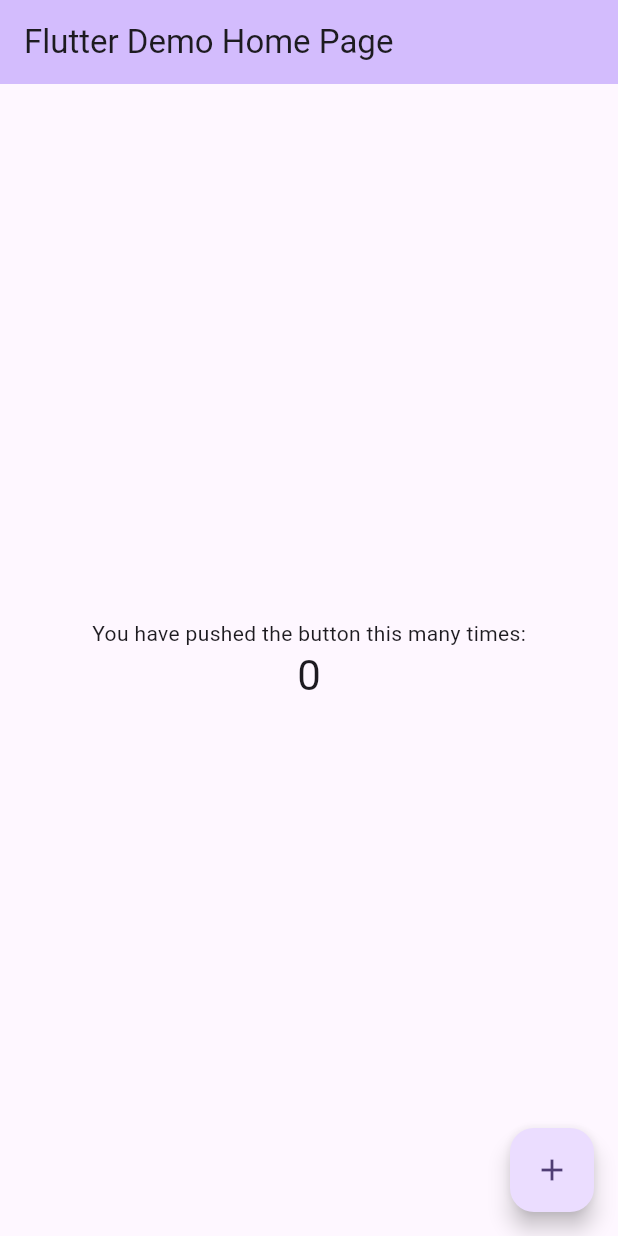
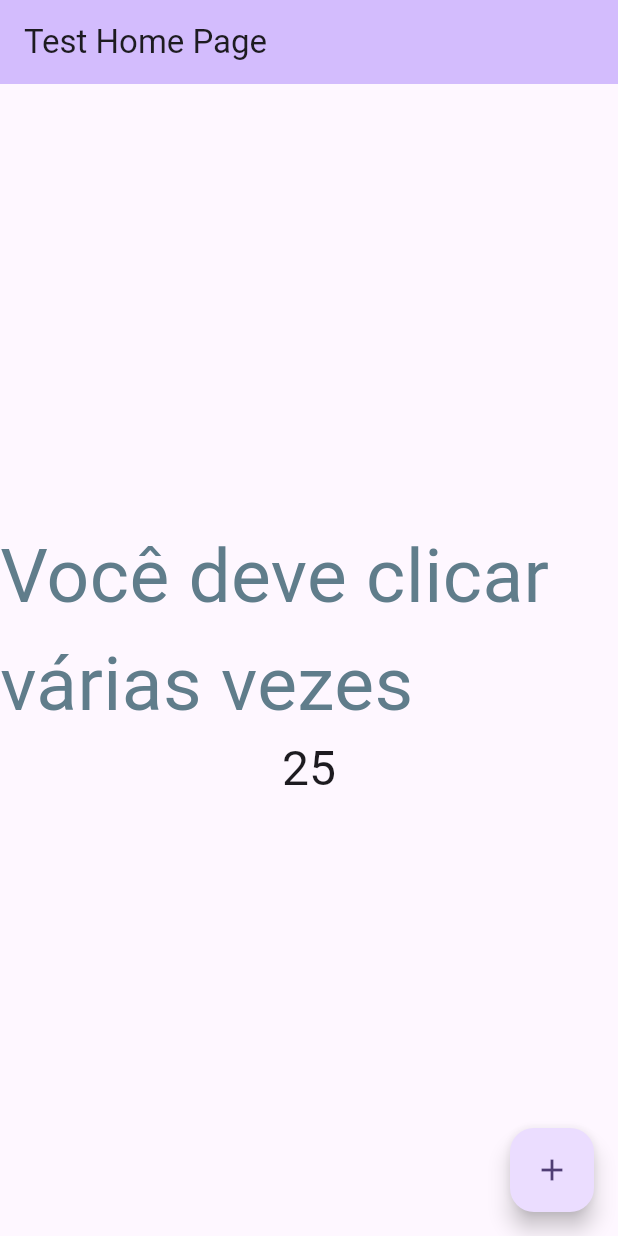
Before and after one commit to endrigorcarvalho/git_flutter, a Flutter app: the screen it shows after launch, on a phone screen of 412 x 824 dp. Run offline on Flutter 3.47's test engine with Material 2 defaults, Android fonts, the phone set to English and light mode, and no system bars.

Commit message:
Alterado contador, cores e tamanhos de letras

```diff
--- a/lib/main.dart
+++ b/lib/main.dart
@@ -31,7 +31,7 @@
         colorScheme: ColorScheme.fromSeed(seedColor: Colors.deepPurple),
         useMaterial3: true,
       ),
-      home: const MyHomePage(title: 'Flutter Demo Home Page'),
+      home: const MyHomePage(title: 'Test Home Page'),
     );
   }
 }
@@ -55,7 +55,7 @@
 }
 
 class _MyHomePageState extends State<MyHomePage> {
-  int _counter = 0;
+  int _counter = 25;
 
   void _incrementCounter() {
     setState(() {
@@ -64,7 +64,7 @@
       // so that the display can reflect the updated values. If we changed
       // _counter without calling setState(), then the build method would not be
       // called again, and so nothing would appear to happen.
-      _counter++;
+      _counter += 10;
     });
   }
 
@@ -105,12 +105,11 @@
           // wireframe for each widget.
           mainAxisAlignment: MainAxisAlignment.center,
           children: <Widget>[
-            const Text(
-              'You have pushed the button this many times:',
-            ),
+            const Text('Você deve clicar várias vezes',
+                style: TextStyle(color: Colors.blueGrey, fontSize: 50)),
             Text(
               '$_counter',
-              style: Theme.of(context).textTheme.headlineMedium,
+              style: Theme.of(context).textTheme.headlineLarge,
             ),
           ],
         ),
```
